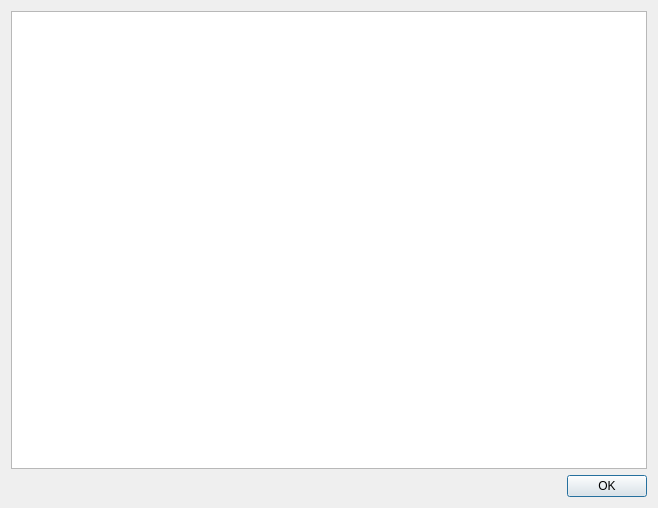
Nikoli/qlandkartegt, file src/ITextBox.ui: the form before one commit.
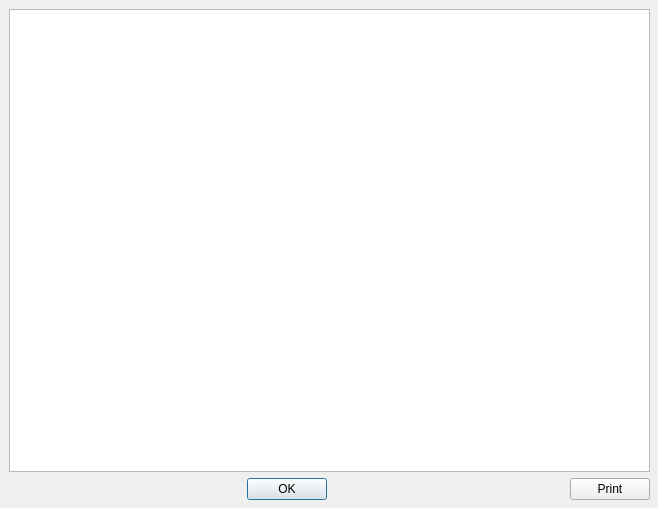
The form after the commit. Icons and pictures are not drawn.

Patch:
```diff
--- a/src/ITextBox.ui
+++ b/src/ITextBox.ui
@@ -17,7 +17,16 @@
    <iconset>
     <normaloff>icons/iconGlobe16x16.png</normaloff>icons/iconGlobe16x16.png</iconset>
   </property>
-  <layout class="QVBoxLayout">
+  <widget class="QWidget" name="">
+   <property name="geometry">
+    <rect>
+     <x>9</x>
+     <y>9</y>
+     <width>641</width>
+     <height>491</height>
+    </rect>
+   </property>
+   <layout class="QVBoxLayout" name="verticalLayout">
    <item>
     <widget class="QTextEdit" name="textEdit">
      <property name="locale">
@@ -29,16 +38,31 @@
     </widget>
    </item>
    <item>
-    <widget class="QDialogButtonBox" name="buttonBox">
+     <layout class="QHBoxLayout" name="horizontalLayout">
+      <item>
+       <widget class="QDialogButtonBox" name="buttonOK">
      <property name="orientation">
       <enum>Qt::Horizontal</enum>
      </property>
      <property name="standardButtons">
       <set>QDialogButtonBox::Ok</set>
      </property>
-    </widget>
-   </item>
-  </layout>
+        <property name="centerButtons">
+         <bool>true</bool>
+        </property>
+       </widget>
+      </item>
+      <item>
+       <widget class="QPushButton" name="buttonPrint">
+        <property name="text">
+         <string>Print</string>
+        </property>
+       </widget>
+      </item>
+     </layout>
+    </item>
+   </layout>
+  </widget>
  </widget>
  <resources/>
  <connections>
```
Left out of the diff: 4 changed lines with no effect on the pictures. Lines whose indentation alone changed are shown as unchanged.
